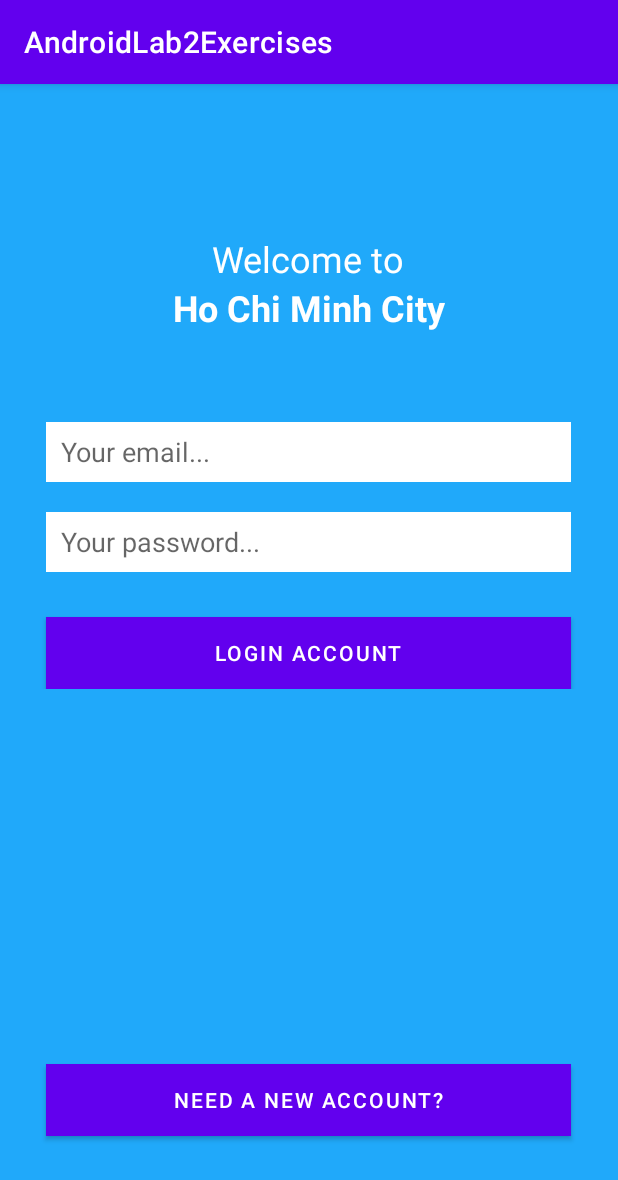
After one commit to HowardPeter/AndroidApp_Lab2, an Android app: the ActivityLab2Bai3 screen opened directly, with no data from a screen before it, on a phone screen of 412 x 824 dp. The commit adds this screen. Shown: the top 1180 px of the screen. Run offline under Robolectric (Android 15) with nearby library versions, the phone set to English and light mode, and no system bars.

Commit message:
Design exercise 3

```diff
--- a/app/src/main/AndroidManifest.xml
+++ b/app/src/main/AndroidManifest.xml
@@ -11,6 +11,9 @@
         android:supportsRtl="true"
         android:theme="@style/Theme.AndroidLab2Exercises"
         tools:targetApi="31">
+        <activity
+            android:name=".ActivityLab2Bai3"
+            android:exported="false" />
         <activity
             android:name=".ActivityLab2Bai1Bai2"
             android:exported="false" />
--- a/app/src/main/java/android/example/androidlab2exercises/ActivityLab2Bai1Bai2.java
+++ b/app/src/main/java/android/example/androidlab2exercises/ActivityLab2Bai1Bai2.java
@@ -24,5 +24,4 @@ public class ActivityLab2Bai1Bai2 extends AppCompatActivity {
         flagAdapter = new FlagAdapter(ActivityLab2Bai1Bai2.this, R.layout.custom_listview, arrayList);
         lvCountries.setAdapter(flagAdapter);
     }
-
 }
--- /dev/null
+++ b/app/src/main/java/android/example/androidlab2exercises/ActivityLab2Bai3.java
@@ -0,0 +1,23 @@
+package android.example.androidlab2exercises;
+
+import androidx.appcompat.app.AppCompatActivity;
+
+import android.content.Context;
+import android.content.SharedPreferences;
+import android.os.Bundle;
+import android.view.View;
+import android.widget.Button;
+import android.widget.EditText;
+import android.widget.Toast;
+
+public class ActivityLab2Bai3 extends AppCompatActivity {
+    EditText edtEmail, edtPassword;
+    Button btnLogin, btnNewAccount;
+
+    @Override
+    protected void onCreate(Bundle savedInstanceState) {
+        super.onCreate(savedInstanceState);
+        setContentView(R.layout.activity_lab2_bai3);
+
+    }
+}
--- a/app/src/main/java/android/example/androidlab2exercises/MainActivity.java
+++ b/app/src/main/java/android/example/androidlab2exercises/MainActivity.java
@@ -42,9 +42,8 @@ public class MainActivity extends AppCompatActivity {
     void addEvent()
     {
         moveToActivity(btnBai12, ActivityLab2Bai1Bai2.class);
-//        setButtonClickListener(btnBai2, ActivityLab2Bai2.class);
-//        setButtonClickListener(btnBai3, ActivityLab2Bai3.class);
-//        setButtonClickListener(btnBai4, ActivityLab2Bai4.class);
-//        setButtonClickListener(btnBai5, ActivityLab2Bai5.class);
+        moveToActivity(btnBai3, ActivityLab2Bai3.class);
+//        moveToActivity(btnBai4, ActivityLab2Bai3.class);
+//        moveToActivity(btnBai5, ActivityLab2Bai3.class);
     }
 }
--- /dev/null
+++ b/app/src/main/res/layout/activity_lab2_bai3.xml
@@ -0,0 +1,82 @@
+<?xml version="1.0" encoding="utf-8"?>
+<LinearLayout xmlns:android="http://schemas.android.com/apk/res/android"
+    xmlns:tools="http://schemas.android.com/tools"
+    android:layout_width="match_parent"
+    android:layout_height="match_parent"
+    android:background="#20a9fa"
+    android:orientation="vertical">
+
+    <LinearLayout
+        android:layout_width="match_parent"
+        android:layout_height="wrap_content"
+        android:orientation="vertical">
+
+        <TextView
+            android:id="@+id/textView10"
+            android:layout_width="wrap_content"
+            android:layout_height="wrap_content"
+            android:layout_gravity="center_horizontal"
+            android:layout_marginTop="100dp"
+            android:text="Welcome to"
+            android:textColor="@android:color/white"
+            android:textSize="24sp" />
+
+        <TextView
+            android:id="@+id/textView11"
+            android:layout_width="match_parent"
+            android:layout_height="wrap_content"
+            android:gravity="center"
+            android:text="Ho Chi Minh City"
+            android:textStyle="bold"
+            android:textColor="@android:color/white"
+            android:textSize="24sp" />
+    </LinearLayout>
+
+    <LinearLayout
+        android:layout_width="match_parent"
+        android:layout_height="wrap_content"
+        android:layout_marginTop="60dp"
+        android:orientation="vertical">
+
+        <EditText
+            android:id="@+id/edtEmail"
+            android:layout_width="350dp"
+            android:layout_height="40dp"
+            android:layout_gravity="center"
+            android:paddingStart="10sp"
+            android:background="@android:color/white"
+            android:hint="Your email..."
+            android:inputType="textEmailAddress" />
+
+        <EditText
+            android:id="@+id/edtPassword"
+            android:layout_width="350dp"
+            android:layout_height="40dp"
+            android:layout_gravity="center"
+            android:layout_marginTop="20dp"
+            android:paddingStart="10sp"
+            android:background="@android:color/white"
+            android:hint="Your password..."
+            android:inputType="textPassword" />
+
+        <Button
+            android:id="@+id/btnLogin"
+            android:layout_width="350dp"
+            android:layout_height="wrap_content"
+            android:layout_gravity="center"
+            android:layout_marginTop="30dp"
+            android:background="@android:color/holo_red_light"
+            android:text="LOGIN ACCOUNT"
+            android:textColor="@android:color/white" />
+    </LinearLayout>
+
+    <Button
+        android:id="@+id/btnNewAccount"
+        android:layout_width="350dp"
+        android:layout_height="wrap_content"
+        android:layout_marginTop="250dp"
+        android:layout_gravity="center"
+        android:background="@android:color/white"
+        android:text="NEED A NEW ACCOUNT?"
+        android:textColor="@android:color/white" />
+</LinearLayout>
```
